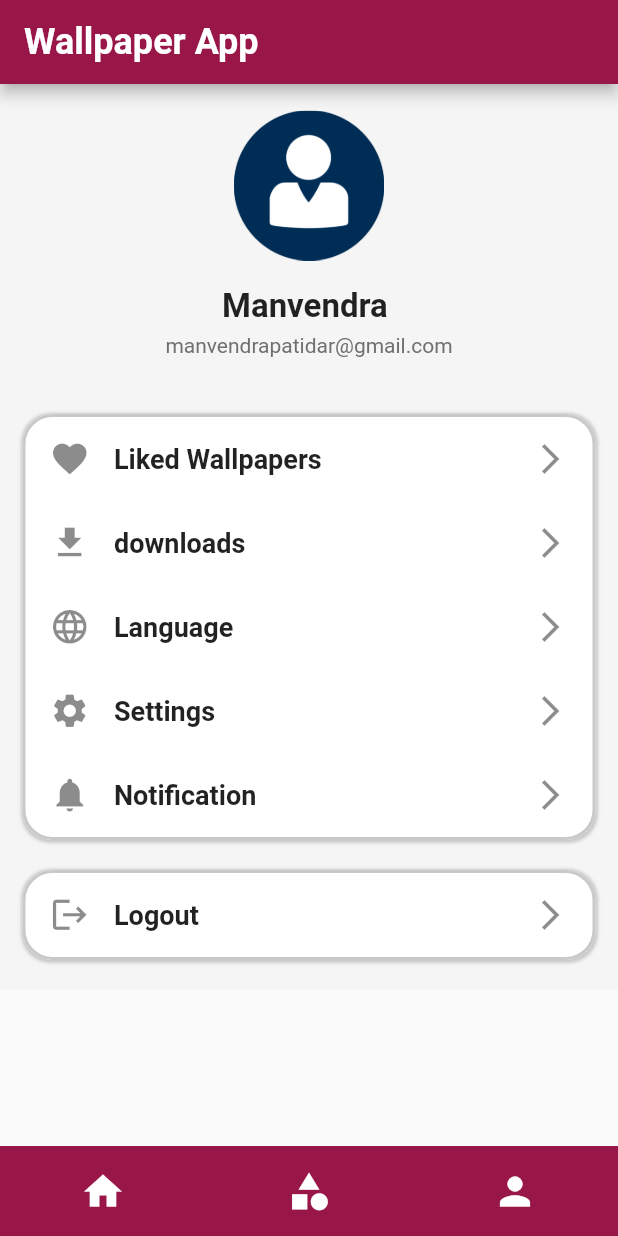
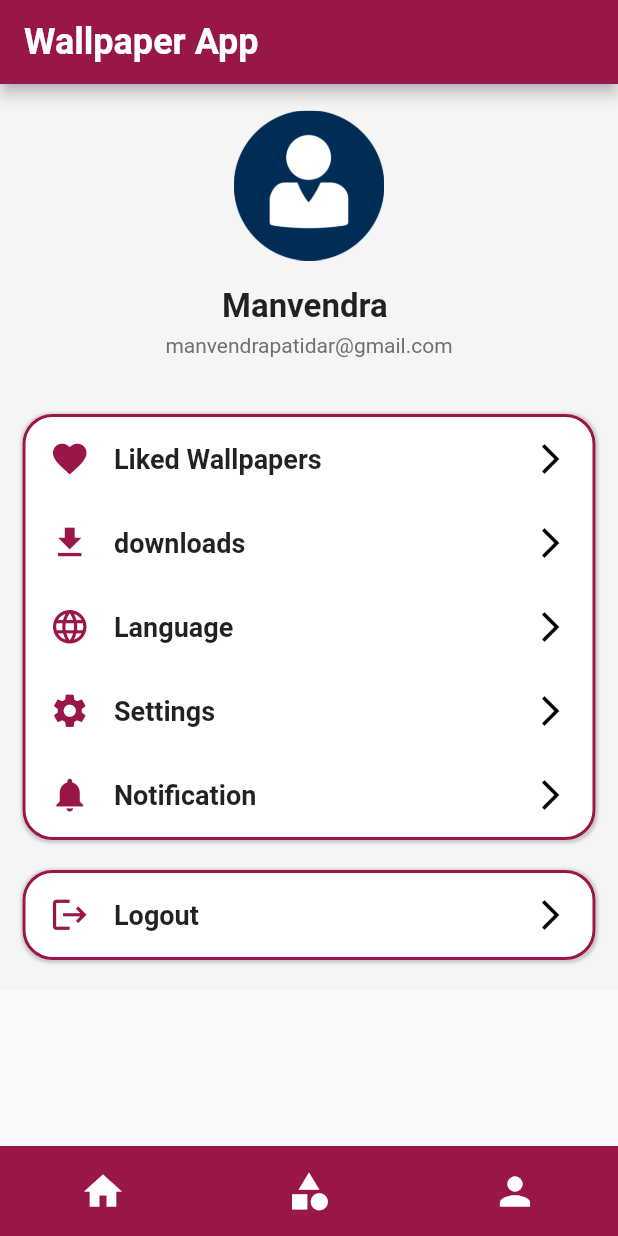
Before and after one commit to Manvendra03/WallpaperApp, a Flutter app: the screen it shows after launch, item 3 of the bottom bar chosen, on a phone screen of 412 x 824 dp. Run offline on Flutter 3.47's test engine with Material 2 defaults, Android fonts, the phone set to English and light mode, and no system bars; our stand-ins replace shimmer; missing offline and left inert: flutter_file_downloader; network calls fail.

Commit message:
last commit

```diff
--- a/lib/helper.dart
+++ b/lib/helper.dart
@@ -57,7 +57,6 @@ class Helper {
       }
       return tempList;
     } else if (response.statusCode == 429) {
-      print("RHIAAAAAAAAAAAAAAAAAAAAAAAAAAAA");
       await Future.delayed(Duration(seconds: 8));
       getPageBySearch(query, page);
     } else {}
--- a/lib/pages/page3.dart
+++ b/lib/pages/page3.dart
@@ -43,7 +43,7 @@ class Page3 extends StatelessWidget {
                   ],
                   borderRadius: BorderRadius.circular(20),
                   border: Border.all(
-                      color: Color.fromARGB(255, 202, 201, 201), width: 2)),
+                      color: Color.fromARGB(255, 153, 22, 72), width: 2)),
               child: const Column(
                 children: [
                   Custom_Tile(
@@ -93,7 +93,7 @@ class Page3 extends StatelessWidget {
                   ],
                   borderRadius: BorderRadius.circular(20),
                   border: Border.all(
-                      color: Color.fromARGB(255, 202, 201, 201), width: 2)),
+                      color: Color.fromARGB(255, 153, 22, 72), width: 2)),
               child: const Column(
                 children: [
                   Custom_Tile(
@@ -127,6 +127,7 @@ class Custom_Tile extends StatelessWidget {
       leading: Icon(
         ic,
         size: 27,
+        color: Color.fromARGB(255, 153, 22, 72),
       ),
       title: Text(
         tittle,
@@ -134,6 +135,7 @@ class Custom_Tile extends StatelessWidget {
       ),
       trailing: const Icon(
         Icons.arrow_forward_ios,
+        color: Colors.black,
       ),
     );
   }
```
